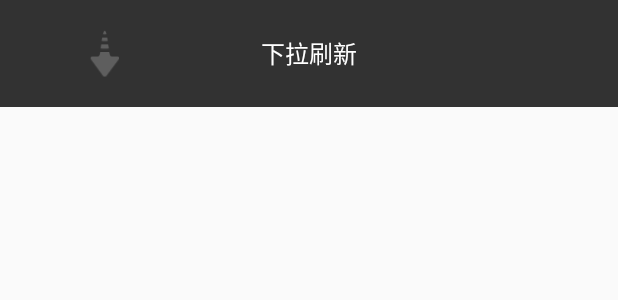
After one commit to yixiaolunhui/PullRefresh, an Android app: the layout qq_refresh_head.xml on its own in the app's theme, with its tools: preview values and no code run, on a phone screen of 412 x 824 dp. The commit adds this screen. Shown: the top 300 px of the screen. Run offline under Robolectric (Android 15) with nearby library versions, the phone set to English and light mode, and no system bars.

Commit message:
1、增加qq下拉刷新样式

```diff
--- a/app/src/main/java/com/dalong/pullrefresh/MainActivity.java
+++ b/app/src/main/java/com/dalong/pullrefresh/MainActivity.java
@@ -10,6 +10,7 @@ import android.widget.ListView;
 
 import com.dalong.pullrefresh.view.jd.JDRefreshLayout;
 import com.dalong.pullrefresh.view.meituan.MeiTuanRefreshView;
+import com.dalong.pullrefresh.view.qq.QQRefreshView;
 import com.dalong.refreshlayout.OnRefreshListener;
 
 import java.util.ArrayList;
--- a/app/src/main/java/com/dalong/pullrefresh/view/jd/JdHeader.java
+++ b/app/src/main/java/com/dalong/pullrefresh/view/jd/JdHeader.java
@@ -2,7 +2,6 @@ package com.dalong.pullrefresh.view.jd;
 
 import android.content.Context;
 import android.graphics.drawable.AnimationDrawable;
-import android.util.AttributeSet;
 import android.view.LayoutInflater;
 import android.view.View;
 import android.view.ViewGroup;
--- /dev/null
+++ b/app/src/main/res/layout/qq_refresh_head.xml
@@ -0,0 +1,57 @@
+<?xml version="1.0" encoding="utf-8"?>
+<RelativeLayout xmlns:android="http://schemas.android.com/apk/res/android"
+    android:id="@+id/head_view"
+    android:layout_width="match_parent"
+    android:layout_height="wrap_content"
+    android:background="@color/light_blue" >
+
+    <RelativeLayout
+        android:layout_width="match_parent"
+        android:layout_height="wrap_content"
+        android:layout_alignParentTop="true"
+        android:paddingBottom="20dp"
+        android:paddingTop="20dp" >
+
+        <RelativeLayout
+            android:layout_width="match_parent"
+            android:layout_height="wrap_content"
+            android:layout_centerInParent="true" >
+
+            <ImageView
+                android:id="@+id/pull_icon"
+                android:layout_width="wrap_content"
+                android:layout_height="wrap_content"
+                android:layout_centerVertical="true"
+                android:layout_marginLeft="60dp"
+                android:background="@mipmap/pull_icon_big" />
+
+            <ImageView
+                android:id="@+id/refreshing_icon"
+                android:layout_width="wrap_content"
+                android:layout_height="wrap_content"
+                android:layout_centerVertical="true"
+                android:layout_marginLeft="60dp"
+                android:background="@mipmap/refreshing"
+                android:visibility="gone" />
+
+            <TextView
+                android:id="@+id/state_tv"
+                android:layout_width="wrap_content"
+                android:layout_height="wrap_content"
+                android:layout_centerInParent="true"
+                android:text="@string/pull_to_refresh"
+                android:textColor="@color/white"
+                android:textSize="16sp" />
+
+            <ImageView
+                android:id="@+id/state_iv"
+                android:layout_width="wrap_content"
+                android:layout_height="wrap_content"
+                android:layout_centerVertical="true"
+                android:layout_marginRight="8dp"
+                android:layout_toLeftOf="@id/state_tv"
+                android:visibility="gone" />
+        </RelativeLayout>
+    </RelativeLayout>
+
+</RelativeLayout>
--- a/app/src/main/res/values/colors.xml
+++ b/app/src/main/res/values/colors.xml
@@ -3,4 +3,6 @@
     <color name="colorPrimary">#3F51B5</color>
     <color name="colorPrimaryDark">#303F9F</color>
     <color name="colorAccent">#FF4081</color>
+    <color name="light_blue">#323232</color>
+    <color name="white">#ffffff</color>
 </resources>
```
Also changed, not shown: app/src/main/java/com/dalong/pullrefresh/view/qq/QQHeader.java (added, +177 -0 lines), app/src/main/java/com/dalong/pullrefresh/view/qq/QQRefreshView.java (added, +41 -0 lines), app/src/main/res/anim/reverse_anim.xml (added, +11 -0 lines), app/src/main/res/anim/rotating.xml (added, +11 -0 lines), app/src/main/res/layout/activity_main.xml (+4 -14 lines), app/src/main/res/values/strings.xml (+12 -0 lines), app/src/main/res/mipmap-xhdpi/pull_icon_big.png (added), app/src/main/res/mipmap-xhdpi/pullup_icon_big.png (added), app/src/main/res/mipmap-xhdpi/refresh_failed.png (added), app/src/main/res/mipmap-xhdpi/refresh_succeed.png (added), app/src/main/res/mipmap-xhdpi/refreshing.png (added), 3 other files.
